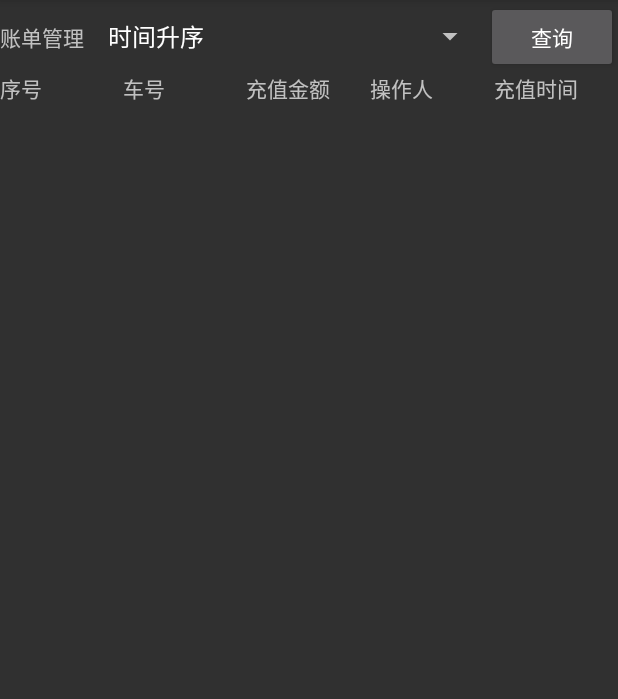
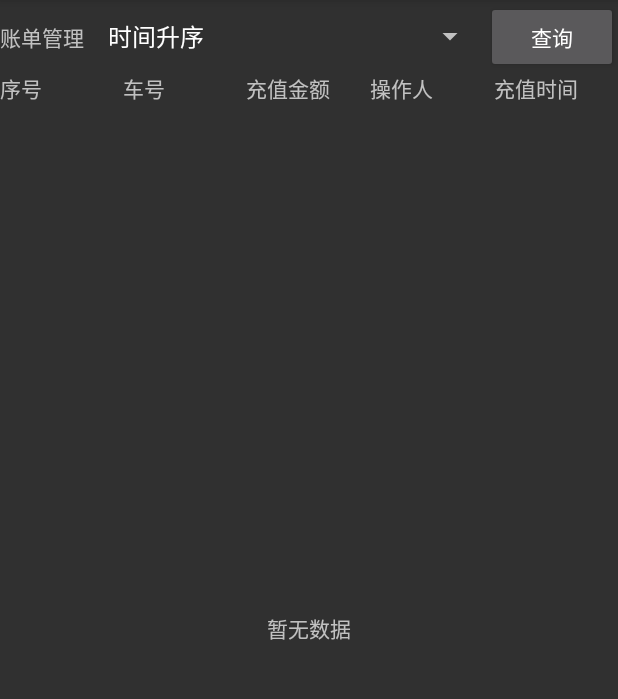
Before and after one commit to 2018MI/Test1180423, an Android app: the fragment CarBillManagerFragment shown on its own in the app's theme, on a phone screen of 412 x 824 dp, the part 84-783 px from its top. Run offline under Robolectric (Android 15) with nearby library versions, the phone set to English and light mode, and no system bars; pictures from the network do not load.

Commit message:
修复小车充值记录查询 bug
by chengpx

```diff
--- a/$3$caraccountrecharge/src/main/java/org/chengpx/a3caraccountrecharge/CarBillManagerFragment.java
+++ b/$3$caraccountrecharge/src/main/java/org/chengpx/a3caraccountrecharge/CarBillManagerFragment.java
@@ -35,6 +35,7 @@ public class CarBillManagerFragment extends Fragment implements View.OnClickList
     private ListView carbalancerecharge_lv_data;
 
     private FragmentActivity mFragmentActivity;
+    private TextView carbalancerecharge_tv_defaluttip;
     private List<CarBean> mCarBeanList;
     private String[] mRulsStrArr = {
             "时间升序", "时间降序"
@@ -66,12 +67,25 @@ public class CarBillManagerFragment extends Fragment implements View.OnClickList
         mSpinnerAdapter.notifyDataSetChanged();
         mMyAdapter = new MyAdapter();
         carbalancerecharge_lv_data.setAdapter(mMyAdapter);
+        mMyAdapter.notifyDataSetChanged();
+        showDataUI();
     }
 
     private void initData() {
         carbalancerecharge_spinner_rule.setSelection(1);
         mCarBeanList = CarDao.getInstance(mFragmentActivity).select();
         Collections.sort(mCarBeanList, this);
+        showDataUI();
+    }
+
+    private void showDataUI() {
+        if (mCarBeanList == null || mCarBeanList.size() == 0) {
+            carbalancerecharge_tv_defaluttip.setVisibility(View.VISIBLE);
+            carbalancerecharge_lv_data.setVisibility(View.GONE);
+        } else {
+            carbalancerecharge_tv_defaluttip.setVisibility(View.GONE);
+            carbalancerecharge_lv_data.setVisibility(View.VISIBLE);
+        }
     }
 
     private void initListener() {
@@ -82,6 +96,8 @@ public class CarBillManagerFragment extends Fragment implements View.OnClickList
         carbalancerecharge_spinner_rule = (Spinner) view.findViewById(R.id.carbalancerecharge_spinner_rule);
         carbalancerecharge_btn_search = (Button) view.findViewById(R.id.carbalancerecharge_btn_search);
         carbalancerecharge_lv_data = (ListView) view.findViewById(R.id.carbalancerecharge_lv_data);
+        carbalancerecharge_tv_defaluttip = (TextView) view.findViewById(R.id.carbalancerecharge_tv_defaluttip);
+        carbalancerecharge_tv_defaluttip.setOnClickListener(this);
     }
 
     @Override
--- a/$3$caraccountrecharge/src/main/res/layout/fragment_carbillmanagerment.xml
+++ b/$3$caraccountrecharge/src/main/res/layout/fragment_carbillmanagerment.xml
@@ -63,10 +63,25 @@
 
     </LinearLayout>
 
-    <ListView
-        android:id="@+id/carbalancerecharge_lv_data"
+
+    <FrameLayout
         android:layout_width="match_parent"
         android:layout_height="0dp"
-        android:layout_weight="1" />
+        android:layout_weight="1">
+
+        <ListView
+            android:id="@+id/carbalancerecharge_lv_data"
+            android:layout_width="match_parent"
+            android:layout_height="match_parent" />
+
+        <TextView
+            android:id="@+id/carbalancerecharge_tv_defaluttip"
+            android:layout_width="match_parent"
+            android:layout_height="match_parent"
+            android:layout_gravity="center"
+            android:gravity="center"
+            android:text="暂无数据" />
+
+    </FrameLayout>
 
 </LinearLayout>
--- a/$5$sense/build.gradle
+++ b/$5$sense/build.gradle
@@ -30,6 +30,7 @@ dependencies {
     testImplementation 'junit:junit:4.12'
     androidTestImplementation 'com.android.support.test:runner:1.0.1'
     androidTestImplementation 'com.android.support.test.espresso:espresso-core:3.0.1'
+    implementation project(':MPChartLib')
     implementation project(':mylib')
-    implementation project(':MPChartLib')
+    compile project(path: ':mylib')
 }
```
Also changed, not shown: 2 other files.
